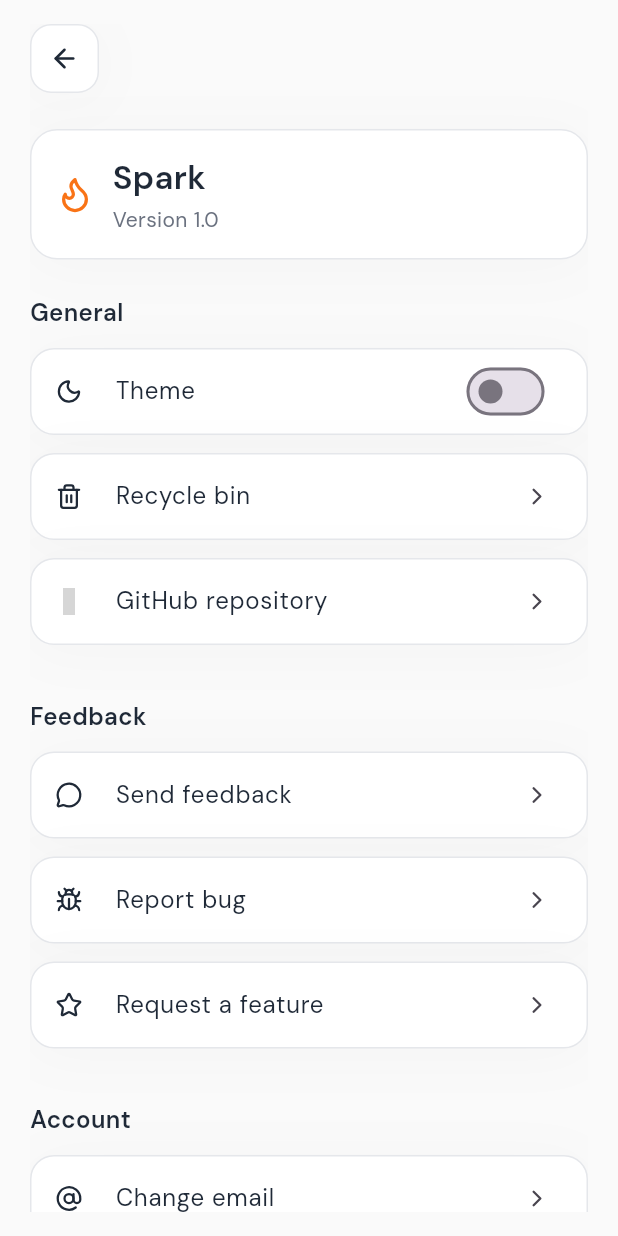
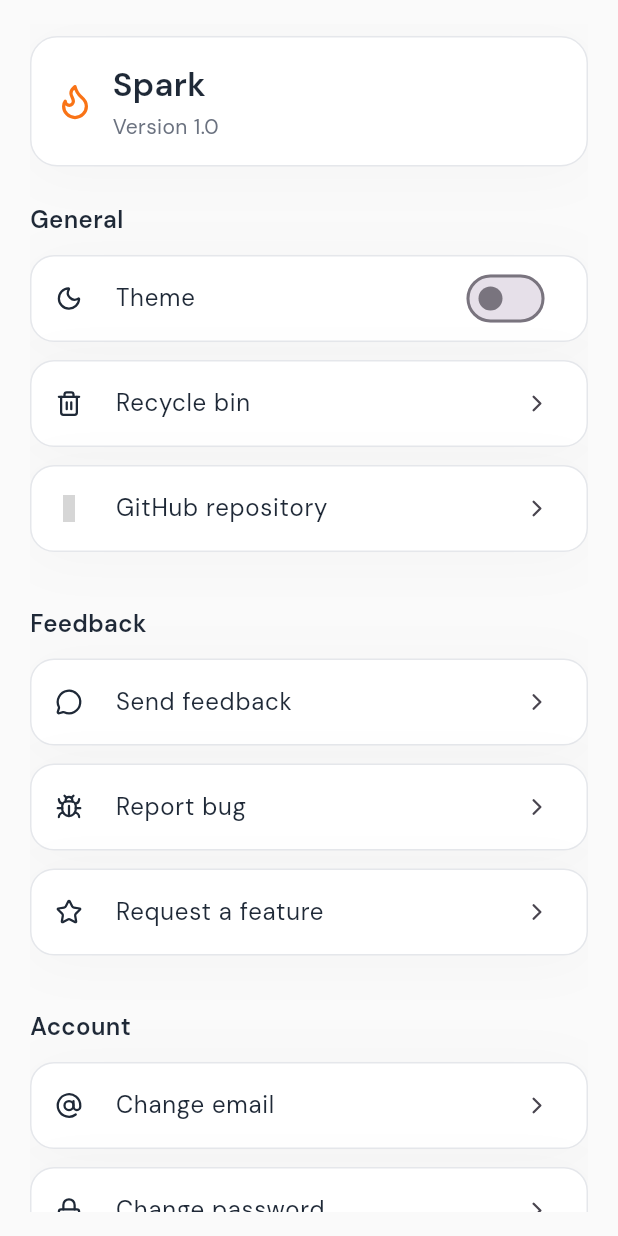
Before and after one commit to ZadniproIon/spark, a Flutter app: the MenuScreen screen opened directly, on a phone screen of 412 x 824 dp. Run offline on Flutter 3.47's test engine with Material 3 defaults, Android fonts, the phone set to English and light mode, and no system bars; our stand-ins replace flutter_riverpod, google_fonts, hive, hive_flutter, lucide_icons; missing offline and left inert: record; accounts and stored records are empty; grey boxes are pictures that could not be loaded.

Commit message:
Changed a few things around...

```diff
--- a/lib/screens/menu_screen.dart
+++ b/lib/screens/menu_screen.dart
@@ -5,11 +5,15 @@
 import '../theme/colors.dart';
 import '../theme/shadows.dart';
 import '../theme/text_styles.dart';
-import '../widgets/icon_button.dart';
 import 'recycle_bin_screen.dart';
 
 class MenuScreen extends StatelessWidget {
-  const MenuScreen({super.key});
+  const MenuScreen({
+    super.key,
+    this.onBack,
+  });
+
+  final VoidCallback? onBack;
 
   Future<void> _launchUrl(BuildContext context, String url) async {
     final uri = Uri.parse(url);
@@ -30,18 +34,7 @@
           padding: const EdgeInsets.symmetric(horizontal: 20, vertical: 16),
           child: ListView(
             children: [
-              Row(
-                children: [
-                  SparkIconButton(
-                    icon: LucideIcons.arrowLeft,
-                    onPressed: () => Navigator.of(context).pop(),
-                    showShadow: true,
-                    borderColor: AppColors.border,
-                    backgroundColor: AppColors.bgCard,
-                  ),
-                ],
-              ),
-              const SizedBox(height: 24),
+              const SizedBox(height: 8),
               Container(
                 padding: const EdgeInsets.all(16),
                 decoration: BoxDecoration(
@@ -96,7 +89,7 @@
               _MenuItem(
                 icon: LucideIcons.github,
                 label: 'GitHub repository',
-                onTap: () => _launchUrl(context, 'https://github.com/example/spark'),
+                onTap: () => _launchUrl(context, 'https://github.com/ZadniproIon/spark'),
               ),
               const SizedBox(height: 24),
               Text('Feedback', style: AppTextStyles.section),
```
Also changed, not shown: lib/main.dart (+12 -2 lines), lib/screens/main_screen.dart (+3 -53 lines), 1 other file.
